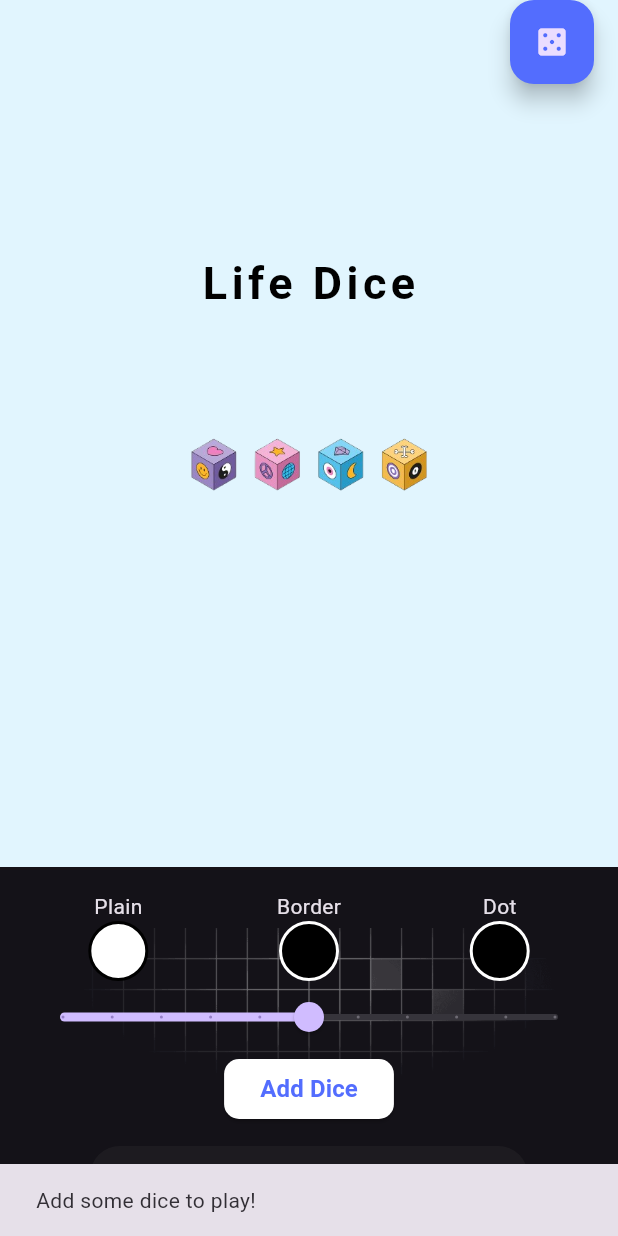
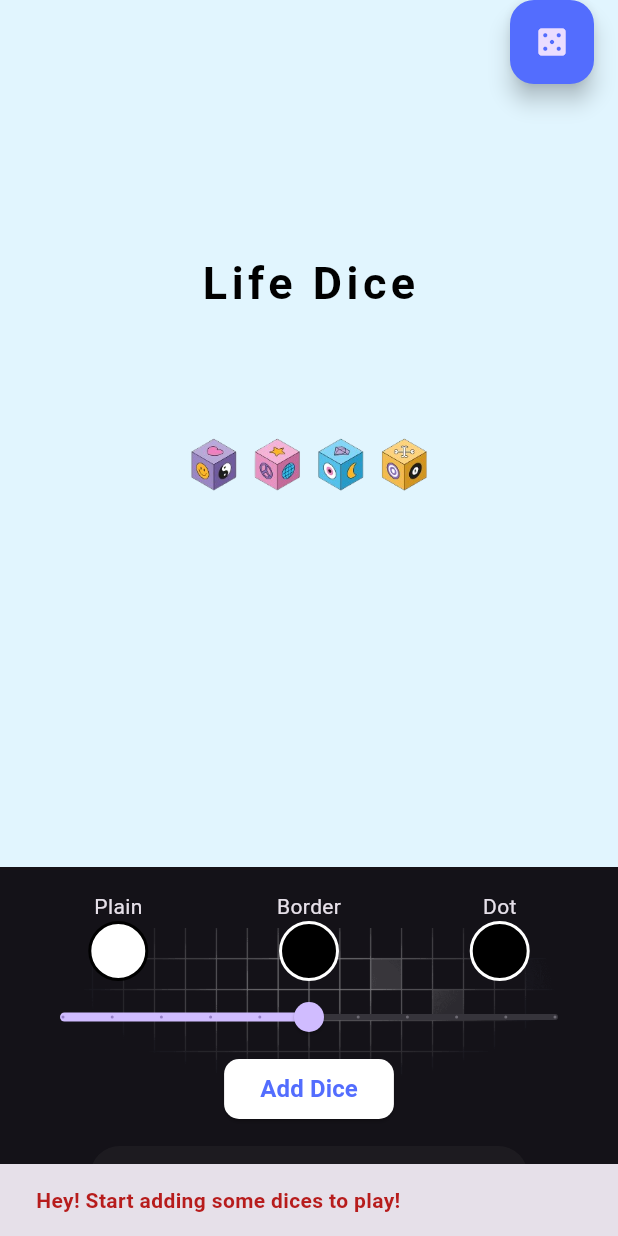
Before and after one commit to IvanGael/dice_game, a Flutter app: the screen it shows after launch, after a tap on the "casino" icon, on a phone screen of 412 x 824 dp. Run offline on Flutter 3.47's test engine with Material 3 defaults, Android fonts, the phone set to English and light mode, and no system bars; our stand-ins replace audioplayers, bloc, device_preview, emoji_picker_flutter, equatable, flutter_bloc and 3 more.

Commit message:
some changes

```diff
--- /dev/null
+++ b/lib/constants.dart
@@ -0,0 +1,14 @@
+
+import 'package:flutter/material.dart';
+
+class AppConstants{
+  static Color primarycolor = Colors.lightBlue[50]!;
+  static Color secondarycolor = Colors.indigoAccent;
+  static Color white = Colors.white;
+  static Color black = Colors.black;
+  static Color grey = Colors.grey;
+  static Color transparent = Colors.transparent;
+  static Color red = Colors.red.shade900;
+  static Color orangeAccent = Colors.orangeAccent;
+  static Color blueShade100 = Colors.blue.shade100;
+}
--- a/lib/cube_home.dart
+++ b/lib/cube_home.dart
@@ -4,6 +4,7 @@ import 'package:flutter/material.dart';
 import 'dart:math' as math;
 import 'package:vector_math/vector_math_64.dart' as vector;
 
+import 'constants.dart';
 import 'dice_game_board.dart';
 
 class CubeHome extends StatelessWidget {
@@ -45,7 +46,7 @@ class _CubeHomeWidgetState extends State<CubeHomeWidget>
     super.initState();
     _controller = AnimationController(
       vsync: this,
-      duration: const Duration(milliseconds: 4000),
+      duration: const Duration(milliseconds: 5000),
     )..addListener(() {
         setState(() {
           _animationProgress = _controller.value;
@@ -97,16 +98,16 @@ class CubeHomePainter extends CustomPainter {
   @override
   void paint(Canvas canvas, Size size) {
     final paint = Paint()
-      ..color = Colors.blue.shade100
+      ..color = AppConstants.blueShade100
       ..style = PaintingStyle.fill;
 
     final outlinePaint = Paint()
-      ..color = Colors.black
+      ..color = AppConstants.black
       ..style = PaintingStyle.stroke
       ..strokeWidth = 2;
 
     final dotPaint = Paint()
-      ..color = Colors.black
+      ..color = AppConstants.black
       ..style = PaintingStyle.fill;
 
     // final center = Offset(size.width / 2, size.height / 2);
--- a/lib/dice_game_board.dart
+++ b/lib/dice_game_board.dart
@@ -15,6 +15,7 @@ import 'package:audioplayers/audioplayers.dart';
 
 import 'package:flutter_bloc/flutter_bloc.dart';
 
+import 'constants.dart';
 import 'cube_to_die_widget.dart';
 import 'custom_search_delegate.dart';
 import 'dice_config.dart';
@@ -35,9 +36,9 @@ class DiceGameBoard extends StatefulWidget {
 
 class _DiceGameBoardState extends State<DiceGameBoard> {
   List<DiceConfig> dices = [];
-  Color currentCubeColor = Colors.white;
-  Color currentOutlineColor = Colors.black;
-  Color currentDotColor = Colors.black;
+  Color currentCubeColor = AppConstants.white;
+  Color currentOutlineColor = AppConstants.black;
+  Color currentDotColor = AppConstants.black;
   double currentSize = 100;
   late AudioPlayer _audioPlayer;
   String winningCondition = 'All dice must roll 6';
@@ -78,7 +79,7 @@ class _DiceGameBoardState extends State<DiceGameBoard> {
                 Expanded(
                   child: GestureDetector(
                     child: Container(
-                      color: Colors.lightBlue[50],
+                      color: AppConstants.primarycolor,
                       child: dices.isEmpty
                           ? _buildEmptyState()
                           : Stack(
@@ -92,7 +93,7 @@ class _DiceGameBoardState extends State<DiceGameBoard> {
                     ),
       floatingActionButtonLocation: FloatingActionButtonLocation.endTop,
       floatingActionButton: FloatingActionButton(
-        backgroundColor: Colors.indigoAccent,
+        backgroundColor: AppConstants.secondarycolor,
         onPressed: _playGame,
         child: const Icon(Icons.casino),
       ),
@@ -115,7 +116,7 @@ class _DiceGameBoardState extends State<DiceGameBoard> {
           Text(
             'Life Dice',
             style: GoogleFonts.delaGothicOne(
-              color: Colors.black,
+              color: AppConstants.black,
               fontSize: 30,
               fontWeight: FontWeight.w700,
               letterSpacing: 3,
@@ -252,8 +253,8 @@ class _DiceGameBoardState extends State<DiceGameBoard> {
           ),
           ElevatedButton(
             style: ElevatedButton.styleFrom(
-              backgroundColor: Colors.white,
-              foregroundColor: Colors.indigoAccent,
+              backgroundColor: AppConstants.white,
+              foregroundColor: AppConstants.secondarycolor,
               shape: RoundedRectangleBorder(
                 borderRadius: BorderRadius.circular(10),
               )
@@ -286,7 +287,7 @@ class _DiceGameBoardState extends State<DiceGameBoard> {
             decoration: BoxDecoration(
               color: currentColor,
               shape: BoxShape.circle,
-              border: Border.all(color: currentColor == Colors.white ? Colors.black : Colors.white, width: 2),
+              border: Border.all(color: currentColor == AppConstants.white ? AppConstants.black : AppConstants.white, width: 2),
             ),
           ),
         ),
@@ -315,8 +316,8 @@ class _DiceGameBoardState extends State<DiceGameBoard> {
         actions: [
           TextButton(
             style: TextButton.styleFrom(
-              backgroundColor: Colors.white,
-              foregroundColor: Colors.black,
+              backgroundColor: AppConstants.white,
+              foregroundColor: AppConstants.black,
               shape: RoundedRectangleBorder(
                 borderRadius: BorderRadius.circular(10),
               )
@@ -403,7 +404,17 @@ class _DiceGameBoardState extends State<DiceGameBoard> {
 
   void _playGame() {
     if (dices.isEmpty) {
-      ScaffoldMessenger.of(context).showSnackBar(const SnackBar(content: Text('Add some dice to play!')));
+      ScaffoldMessenger.of(context).showSnackBar(
+        SnackBar(
+          content: Text(
+            'Hey! Start adding some dices to play!',
+            style: TextStyle(
+              color: AppConstants.red,
+              fontWeight: FontWeight.bold
+            ),
+          )
+        )
+      );
       return;
     }
 
@@ -432,7 +443,7 @@ class _DiceGameBoardState extends State<DiceGameBoard> {
         title: hasWon ? 'You Win!' : 'You Lose',
         text: hasWon ? 'Congratulations!' : 'Better luck next time!',
         confirmBtnText: 'Retry',
-        confirmBtnColor: Colors.indigoAccent,
+        confirmBtnColor: AppConstants.secondarycolor,
       );
     });
   }
--- a/lib/main.dart
+++ b/lib/main.dart
@@ -32,7 +32,10 @@ class MyApp extends StatelessWidget {
     //     useMaterial3: true,
     //   ),
     //   debugShowCheckedModeBanner: false,
-    //   home: const CubeHome(),
+    //   home: BlocProvider(
+    //     create: (context) => DiceConfigBloc(diceConfigRepository: DiceConfigRepository()),
+    //     child: const CubeHome(),
+    //   )
     // );
 
     return MaterialApp(
```
Also changed, not shown: lib/dice_faces_customization.dart (+26 -15 lines).
